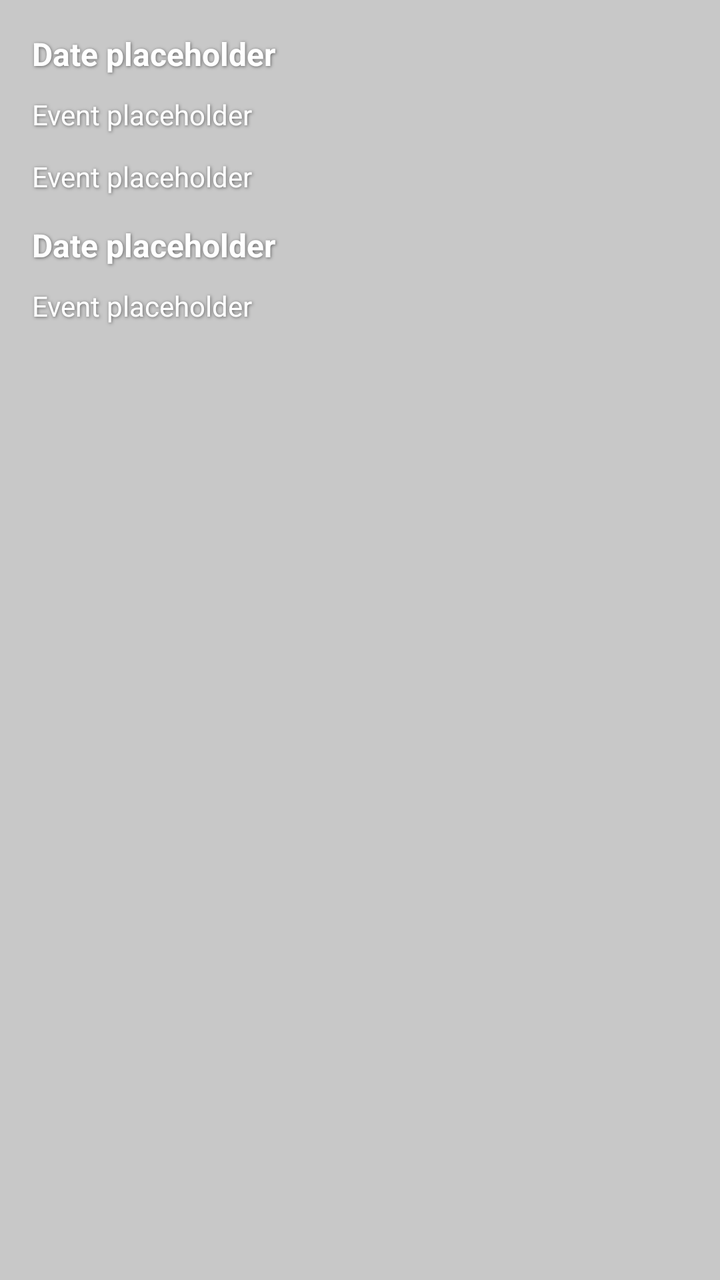
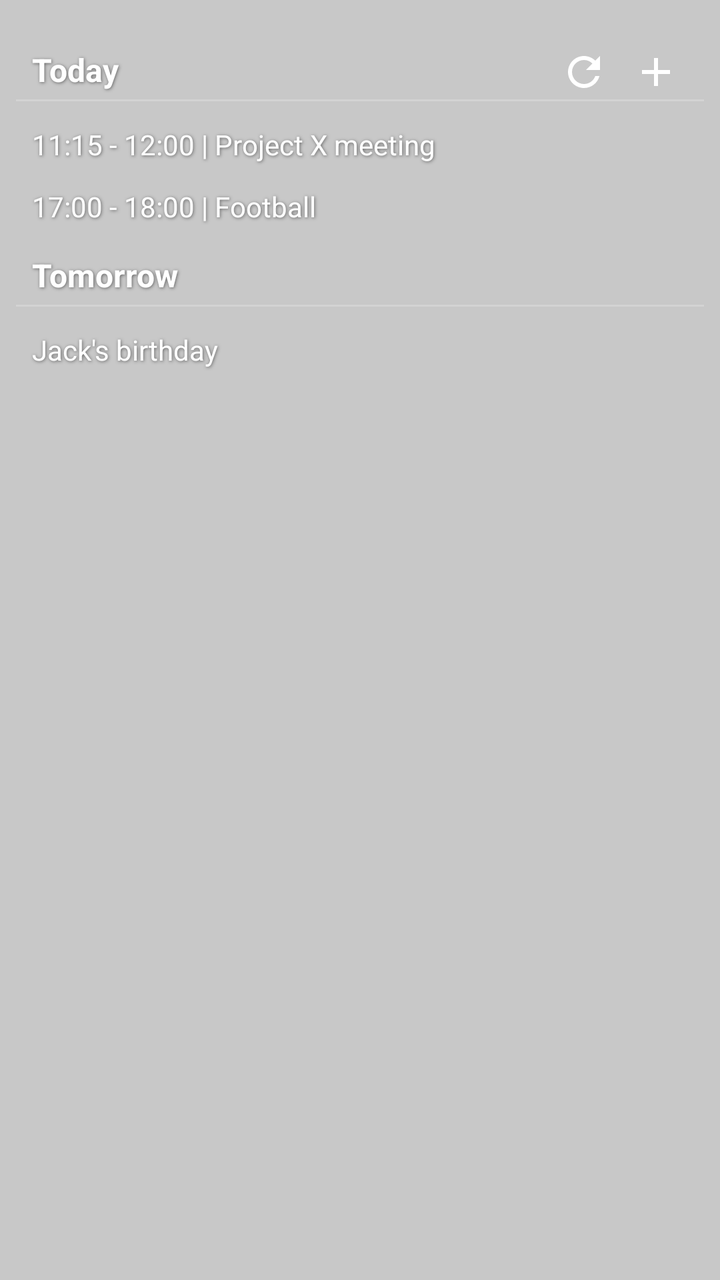

Two renders of the same Android screen: before a commit and after it. Below are the layout's source before the change and the commit's diff.
<!-- AndroidManifest.xml: application theme Theme.CalendarWidget -->
<!-- res/layout/preview_layout.xml -->
<?xml version="1.0" encoding="utf-8"?>
<LinearLayout xmlns:android="http://schemas.android.com/apk/res/android"
    android:orientation="vertical"
    android:layout_width="match_parent"
    android:layout_height="match_parent"
    android:padding="8dp"
    android:background="@color/black_20">

    <include layout="@layout/item_date"/>
    <include layout="@layout/item_event"/>
    <include layout="@layout/item_event"/>
    <include layout="@layout/item_date"/>
    <include layout="@layout/item_event"/>

</LinearLayout>
<!-- res/layout/item_date.xml (included above) -->
<LinearLayout xmlns:android="http://schemas.android.com/apk/res/android"
    android:layout_width="match_parent"
    android:layout_height="wrap_content"
    android:orientation="vertical">

    <TextView
        android:id="@+id/item_date_text_view"
        android:layout_width="match_parent"
        android:layout_height="wrap_content"
        android:paddingTop="8dp"
        android:paddingBottom="4dp"
        android:paddingLeft="8dp"
        android:shadowColor="#80000000"
        android:shadowDx="1"
        android:shadowDy="1"
        android:shadowRadius="4"
        android:text="@string/date_placeholder"
        android:textColor="@color/white"
        android:textSize="16sp"
        android:textStyle="bold" />

    <LinearLayout
        android:id="@+id/date_separator"
        android:layout_width="match_parent"
        android:layout_height="1dp"
        android:layout_marginBottom="6dp"
        android:alpha="0.2"
        android:background="@color/white"
        android:orientation="horizontal"
        android:visibility="gone" />

</LinearLayout>
<!-- res/layout/item_event.xml (included above) -->
<?xml version="1.0" encoding="utf-8"?>
<TextView xmlns:android="http://schemas.android.com/apk/res/android"
    android:id="@+id/item_event_text_view"
    android:layout_width="match_parent"
    android:layout_height="wrap_content"
    android:textSize="14sp"
    android:textColor="@color/white"
    android:paddingLeft="8dp"
    android:paddingVertical="6dp"
    android:text="@string/event_placeholder"
    android:shadowColor="#80000000"
    android:shadowDx="1"
    android:shadowDy="1"
    android:shadowRadius="4"
    android:maxLines="1"
    android:ellipsize="end"
    />
<!-- resources referenced by this layout -->
<resources>
  <color name="black_20">#33000000</color>
  <color name="white">#FFFFFFFF</color>
  <string name="date_placeholder">Date placeholder</string>
  <string name="event_placeholder">Event placeholder</string>
  <style name="Theme.CalendarWidget" parent="android:Theme.Material.Light.NoActionBar" />
</resources>

<!-- the commit's change to res/layout/preview_layout.xml (unified diff, before → after) -->
@@ -1,66 +1,218 @@
 <?xml version="1.0" encoding="utf-8"?>
-<LinearLayout xmlns:android="http://schemas.android.com/apk/res/android"
+<RelativeLayout xmlns:android="http://schemas.android.com/apk/res/android"
     android:orientation="vertical"
     android:layout_width="match_parent"
+    android:layout_height="wrap_content"
+    android:paddingHorizontal="8dp"
+    android:background="@color/black_20">
+
+    <include layout="@layout/agenda_widget" />
+    <LinearLayout
+        android:layout_width="match_parent"
+        android:layout_height="wrap_content"
+        android:paddingTop="16dp"
+        android:orientation="vertical">
+        <LinearLayout
+            android:layout_width="match_parent"
+            android:layout_height="wrap_content"
+            android:orientation="vertical">
+
+            <TextView
+                android:layout_width="match_parent"
+                android:layout_height="wrap_content"
+                android:paddingTop="8dp"
+                android:paddingBottom="4dp"
+                android:paddingLeft="8dp"
+                android:shadowColor="#80000000"
+                android:shadowDx="1"
+                android:shadowDy="1"
+                android:shadowRadius="4"
+                android:text="@string/today"
+                android:textColor="@color/white"
+                android:textSize="16sp"
+                android:textStyle="bold" />
+
+            <LinearLayout
+                android:layout_width="match_parent"
+                android:layout_height="1dp"
+                android:layout_marginBottom="6dp"
+                android:alpha="0.2"
+                android:background="@color/white"
+                android:orientation="horizontal" />
+
+        </LinearLayout>
+
+        <TextView
+            android:layout_width="match_parent"
+            android:layout_height="wrap_content"
+            android:textSize="14sp"
+            android:textColor="@color/white"
+            android:paddingLeft="8dp"
+            android:paddingVertical="6dp"
+            android:text="11:15 - 12:00 | Project X meeting"
+            android:shadowColor="#80000000"
+            android:shadowDx="1"
+            android:shadowDy="1"
+            android:shadowRadius="4"
+            android:maxLines="1"
+            android:ellipsize="end"
+            />
+
+        <TextView
+            android:layout_width="match_parent"
+            android:layout_height="wrap_content"
+            android:textSize="14sp"
+            android:textColor="@color/white"
+            android:paddingLeft="8dp"
+            android:paddingVertical="6dp"
+            android:text="17:00 - 18:00 | Football"
+            android:shadowColor="#80000000"
+            android:shadowDx="1"
+            android:shadowDy="1"
+            android:shadowRadius="4"
+            android:maxLines="1"
+            android:ellipsize="end"
+            />
+
+        <LinearLayout
+            android:layout_width="match_parent"
+            android:layout_height="wrap_content"
+            android:orientation="vertical">
+
+            <TextView
+                android:layout_width="match_parent"
+                android:layout_height="wrap_content"
+                android:paddingTop="8dp"
+                android:paddingBottom="4dp"
+                android:paddingLeft="8dp"
+                android:shadowColor="#80000000"
+                android:shadowDx="1"
+                android:shadowDy="1"
+                android:shadowRadius="4"
+                android:text="@string/tomorrow"
+                android:textColor="@color/white"
+                android:textSize="16sp"
+                android:textStyle="bold" />
+
+            <LinearLayout
+                android:layout_width="match_parent"
+                android:layout_height="1dp"
+                android:layout_marginBottom="6dp"
+                android:alpha="0.2"
+                android:background="@color/white"
+                android:orientation="horizontal" />
+
+        </LinearLayout>
+        <TextView
+            android:layout_width="match_parent"
+            android:layout_height="wrap_content"
+            android:textSize="14sp"
+            android:textColor="@color/white"
+            android:paddingLeft="8dp"
+            android:paddingVertical="6dp"
+            android:text="Jack's birthday"
+            android:shadowColor="#80000000"
+            android:shadowDx="1"
+            android:shadowDy="1"
+            android:shadowRadius="4"
+            android:maxLines="1"
+            android:ellipsize="end"
+            />
+    </LinearLayout>
+
+</RelativeLayout>
+<!-- res/layout/agenda_widget.xml (included above) -->
+<RelativeLayout xmlns:android="http://schemas.android.com/apk/res/android"
+    style="@style/Widget.CalendarWidget.AppWidget.Container"
+    android:id="@+id/main_view"
+    android:layout_width="match_parent"
     android:layout_height="match_parent"
-    android:padding="8dp"
-    android:background="@color/black_20">
-
-    <include layout="@layout/item_date"/>
-    <include layout="@layout/item_event"/>
-    <include layout="@layout/item_event"/>
-    <include layout="@layout/item_date"/>
-    <include layout="@layout/item_event"/>
-
-</LinearLayout>
-<!-- res/layout/item_date.xml (included above) -->
-<LinearLayout xmlns:android="http://schemas.android.com/apk/res/android"
-    android:layout_width="match_parent"
-    android:layout_height="wrap_content"
-    android:orientation="vertical">
+    android:theme="@style/Theme.CalendarWidget.AppWidgetContainer"
+    android:paddingStart="8dp"
+    android:paddingEnd="8dp"
+    android:background="@color/transparent"
+    >
+
+    <ListView
+        android:id="@+id/events_list_view"
+        android:layout_width="match_parent"
+        android:layout_height="wrap_content"
+        android:divider="@android:color/transparent"
+        android:dividerHeight="0dp"
+        android:scrollbars="none"/>
 
     <TextView
-        android:id="@+id/item_date_text_view"
+        android:id="@+id/empty_view"
         android:layout_width="match_parent"
         android:layout_height="wrap_content"
+        android:gravity="left"
+        android:textColor="#ffffff"
         android:paddingTop="8dp"
-        android:paddingBottom="4dp"
         android:paddingLeft="8dp"
+        android:text="@string/no_upcoming_events"
         android:shadowColor="#80000000"
         android:shadowDx="1"
         android:shadowDy="1"
         android:shadowRadius="4"
-        android:text="@string/date_placeholder"
-        android:textColor="@color/white"
         android:textSize="16sp"
-        android:textStyle="bold" />
+        android:visibility="gone"/>
 
     <LinearLayout
-        android:id="@+id/date_separator"
-        android:layout_width="match_parent"
-        android:layout_height="1dp"
-        android:layout_marginBottom="6dp"
-        android:alpha="0.2"
-        android:background="@color/white"
+        android:id="@+id/widget_action_buttons"
+        android:layout_width="wrap_content"
+        android:layout_height="wrap_content"
+        android:layout_alignParentEnd="true"
         android:orientation="horizontal"
-        android:visibility="gone" />
-
-</LinearLayout>
-<!-- res/layout/item_event.xml (included above) -->
-<?xml version="1.0" encoding="utf-8"?>
-<TextView xmlns:android="http://schemas.android.com/apk/res/android"
-    android:id="@+id/item_event_text_view"
-    android:layout_width="match_parent"
-    android:layout_height="wrap_content"
-    android:textSize="14sp"
-    android:textColor="@color/white"
-    android:paddingLeft="8dp"
-    android:paddingVertical="6dp"
-    android:text="@string/event_placeholder"
-    android:shadowColor="#80000000"
-    android:shadowDx="1"
-    android:shadowDy="1"
-    android:shadowRadius="4"
-    android:maxLines="1"
-    android:ellipsize="end"
-    />
+        >
+
+
+
+        <FrameLayout
+            android:layout_width="wrap_content"
+            android:layout_height="wrap_content"
+
+            >
+            <ImageButton
+                android:id="@+id/refresh_button"
+                android:layout_width="wrap_content"
+                android:layout_height="wrap_content"
+                android:src="@drawable/baseline_refresh_24"
+                android:background="@color/transparent"
+                android:paddingRight="4dp"
+                android:paddingLeft="8dp"
+                android:paddingTop="8dp"
+                android:paddingBottom="8dp"
+                android:clickable="true"
+                android:visibility="visible"/>
+            <ProgressBar
+                android:id="@+id/refresh_spinner"
+                android:layout_width="36dp"
+                android:layout_height="36dp"
+                android:paddingRight="4dp"
+                android:paddingLeft="8dp"
+                android:paddingTop="10dp"
+                android:paddingBottom="8dp"
+                android:progressTint="@color/white"
+                android:indeterminateTint="@color/white"
+                android:visibility="gone"
+                />
+        </FrameLayout>
+
+
+        <ImageButton
+            android:id="@+id/add_button"
+            android:layout_width="wrap_content"
+            android:layout_height="wrap_content"
+            android:src="@drawable/baseline_add_24"
+            android:background="@color/transparent"
+            android:paddingRight="4dp"
+            android:paddingLeft="8dp"
+            android:paddingTop="8dp"
+            android:paddingBottom="8dp"
+            android:clickable="true"/>
+
+    </LinearLayout>
+
+
+
+</RelativeLayout>
<!-- resource entries referenced after the edit -->
@@ -1,9 +1,37 @@
 <!-- resources referenced by this layout -->
 <resources>
   <color name="black_20">#33000000</color>
+  <color name="transparent">#00000000</color>
   <color name="white">#FFFFFFFF</color>
-  <string name="date_placeholder">Date placeholder</string>
-  <string name="event_placeholder">Event placeholder</string>
+  <!-- drawable baseline_add_24 (drawable) -->
+  <vector android:height="24dp" android:tint="#FFFFFF"
+      android:viewportHeight="24" android:viewportWidth="24"
+      android:width="24dp" xmlns:android="http://schemas.android.com/apk/res/android">
+      <path android:fillColor="@android:color/white" android:pathData="M19,13h-6v6h-2v-6H5v-2h6V5h2v6h6v2z"/>
+  </vector>
+  <!-- drawable baseline_refresh_24 (drawable) -->
+  <vector android:height="24dp" android:tint="#FFFFFF"
+      android:viewportHeight="24" android:viewportWidth="24"
+      android:width="24dp" xmlns:android="http://schemas.android.com/apk/res/android">
+      <path android:fillColor="@android:color/white" android:pathData="M17.65,6.35C16.2,4.9 14.21,4 12,4c-4.42,0 -7.99,3.58 -7.99,8s3.57,8 7.99,8c3.73,0 6.84,-2.55 7.73,-6h-2.08c-0.82,2.33 -3.04,4 -5.65,4 -3.31,0 -6,-2.69 -6,-6s2.69,-6 6,-6c1.66,0 3.14,0.69 4.22,1.78L13,11h7V4l-2.35,2.35z"/>
+  </vector>
+  <string name="no_upcoming_events">No upcoming events</string>
+  <string name="today">Today</string>
+  <string name="tomorrow">Tomorrow</string>
+  <style name="Theme.CalendarWidget.AppWidgetContainer" parent="Theme.CalendarWidget.AppWidgetContainerParent">
+          
+          <item name="appWidgetPadding">16dp</item>
+      </style>
+  <style name="Widget.CalendarWidget.AppWidget.Container" parent="android:Widget">
+          <item name="android:id">@android:id/background</item>
+          <item name="android:background">?android:attr/colorBackground</item>
+      </style>
   <style name="Theme.CalendarWidget" parent="android:Theme.Material.Light.NoActionBar" />
+  <style name="Theme.CalendarWidget.AppWidgetContainerParent" parent="@android:style/Theme.DeviceDefault">
+          
+          <item name="appWidgetRadius">16dp</item>
+          
+          <item name="appWidgetInnerRadius">8dp</item>
+      </style>
 </resources>
 
